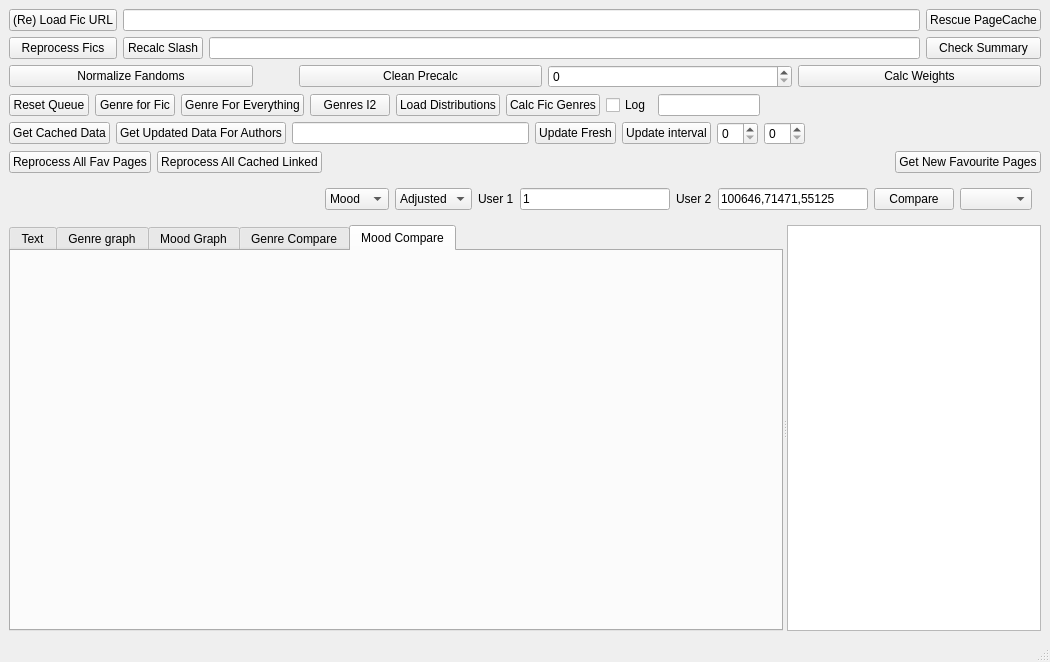
The window that UI/servitorwindow.ui (Zeks/flipper) describes before a commit, drawn with Qt 5.
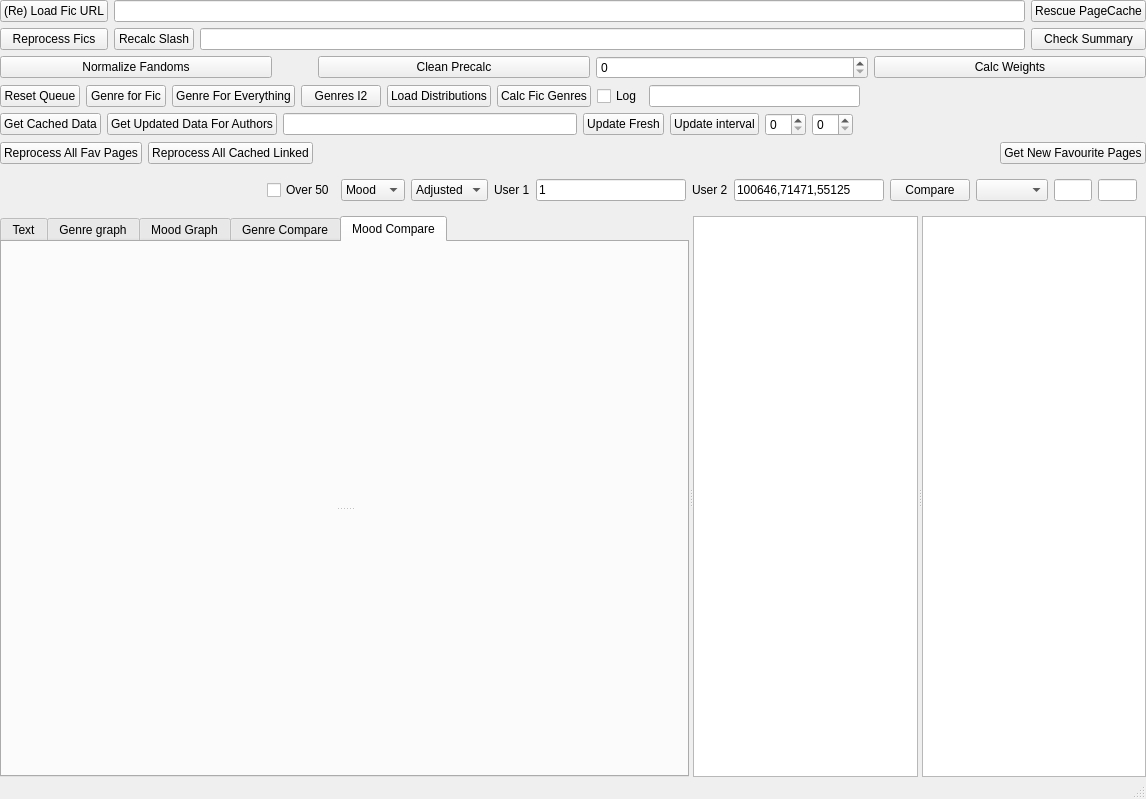
The same window after the commit.

Diff of the .ui file:
```diff
--- a/UI/servitorwindow.ui
+++ b/UI/servitorwindow.ui
@@ -6,15 +6,48 @@
    <rect>
     <x>0</x>
     <y>0</y>
-    <width>1050</width>
-    <height>662</height>
+    <width>1146</width>
+    <height>799</height>
    </rect>
   </property>
   <property name="windowTitle">
    <string>MainWindow</string>
   </property>
   <widget class="QWidget" name="centralwidget">
-   <layout class="QGridLayout" name="gridLayout_2">
+   <layout class="QGridLayout" name="gridLayout_9">
+    <property name="leftMargin">
+     <number>0</number>
+    </property>
+    <property name="topMargin">
+     <number>0</number>
+    </property>
+    <property name="rightMargin">
+     <number>0</number>
+    </property>
+    <property name="bottomMargin">
+     <number>0</number>
+    </property>
+    <item row="0" column="0">
+     <widget class="QWidget" name="widget_4" native="true">
+      <property name="sizePolicy">
+       <sizepolicy hsizetype="Preferred" vsizetype="Maximum">
+        <horstretch>0</horstretch>
+        <verstretch>0</verstretch>
+       </sizepolicy>
+      </property>
+      <layout class="QGridLayout" name="gridLayout_8">
+       <property name="leftMargin">
+        <number>0</number>
+       </property>
+       <property name="topMargin">
+        <number>0</number>
+       </property>
+       <property name="rightMargin">
+        <number>0</number>
+       </property>
+       <property name="bottomMargin">
+        <number>0</number>
+       </property>
     <item row="0" column="0">
      <layout class="QGridLayout" name="gridLayout">
       <item row="0" column="3">
@@ -421,7 +454,12 @@
       </layout>
      </widget>
     </item>
-    <item row="5" column="0">
+      </layout>
+     </widget>
+    </item>
+    <item row="1" column="0">
+     <layout class="QGridLayout" name="gridLayout_2">
+      <item row="0" column="0">
      <widget class="QWidget" name="wdgGenreCompareControl" native="true">
       <property name="sizePolicy">
        <sizepolicy hsizetype="Preferred" vsizetype="Maximum">
@@ -449,6 +487,13 @@
          </property>
         </spacer>
        </item>
+         <item>
+          <widget class="QCheckBox" name="chkOver50">
+           <property name="text">
+            <string>Over 50</string>
+           </property>
+          </widget>
+         </item>
        <item>
         <widget class="QComboBox" name="cbGenreMood">
          <item>
@@ -557,17 +602,40 @@
        <item>
         <widget class="QComboBox" name="cbUserIDs"/>
        </item>
+         <item>
+          <widget class="QLineEdit" name="leFinalDiff">
+           <property name="maximumSize">
+            <size>
+             <width>100</width>
+             <height>16777215</height>
+            </size>
+           </property>
+           <property name="readOnly">
+            <bool>true</bool>
+           </property>
+          </widget>
+         </item>
+         <item>
+          <widget class="QLineEdit" name="leMeaningfulMoodDiff">
+           <property name="minimumSize">
+            <size>
+             <width>0</width>
+             <height>0</height>
+            </size>
+           </property>
+           <property name="maximumSize">
+            <size>
+             <width>100</width>
+             <height>16777215</height>
+            </size>
+           </property>
+          </widget>
+         </item>
       </layout>
      </widget>
     </item>
-    <item row="6" column="0">
-     <widget class="QSplitter" name="splitter">
-      <property name="sizePolicy">
-       <sizepolicy hsizetype="Expanding" vsizetype="MinimumExpanding">
-        <horstretch>0</horstretch>
-        <verstretch>0</verstretch>
-       </sizepolicy>
-      </property>
+      <item row="1" column="0">
+       <widget class="QSplitter" name="splitter_3">
       <property name="orientation">
        <enum>Qt::Horizontal</enum>
       </property>
@@ -714,27 +782,22 @@
          <string>Mood Compare</string>
         </attribute>
         <layout class="QGridLayout" name="gridLayout_7">
-         <property name="leftMargin">
-          <number>0</number>
-         </property>
-         <property name="topMargin">
-          <number>0</number>
-         </property>
-         <property name="rightMargin">
-          <number>0</number>
-         </property>
-         <property name="bottomMargin">
-          <number>0</number>
-         </property>
-         <property name="horizontalSpacing">
-          <number>6</number>
-         </property>
          <item row="0" column="0">
+            <widget class="QSplitter" name="splitter_4">
+             <property name="orientation">
+              <enum>Qt::Vertical</enum>
+             </property>
           <widget class="QWidget" name="wdgMoodCompare" native="true"/>
+             <widget class="QWidget" name="wdgMatchingList" native="true"/>
+            </widget>
          </item>
         </layout>
        </widget>
       </widget>
+        <widget class="QSplitter" name="splitter">
+         <property name="orientation">
+          <enum>Qt::Horizontal</enum>
+         </property>
       <widget class="QTextEdit" name="edtFics">
        <property name="sizePolicy">
         <sizepolicy hsizetype="Expanding" vsizetype="MinimumExpanding">
@@ -743,7 +806,18 @@
         </sizepolicy>
        </property>
       </widget>
-     </widget>
+         <widget class="QTextEdit" name="edtGenreBreakdown">
+          <property name="sizePolicy">
+           <sizepolicy hsizetype="Expanding" vsizetype="MinimumExpanding">
+            <horstretch>0</horstretch>
+            <verstretch>0</verstretch>
+           </sizepolicy>
+          </property>
+         </widget>
+        </widget>
+       </widget>
+      </item>
+     </layout>
     </item>
    </layout>
   </widget>
```
Left out of the diff: 18 changed lines with no effect on the pictures. Lines whose indentation alone changed are shown as unchanged.
